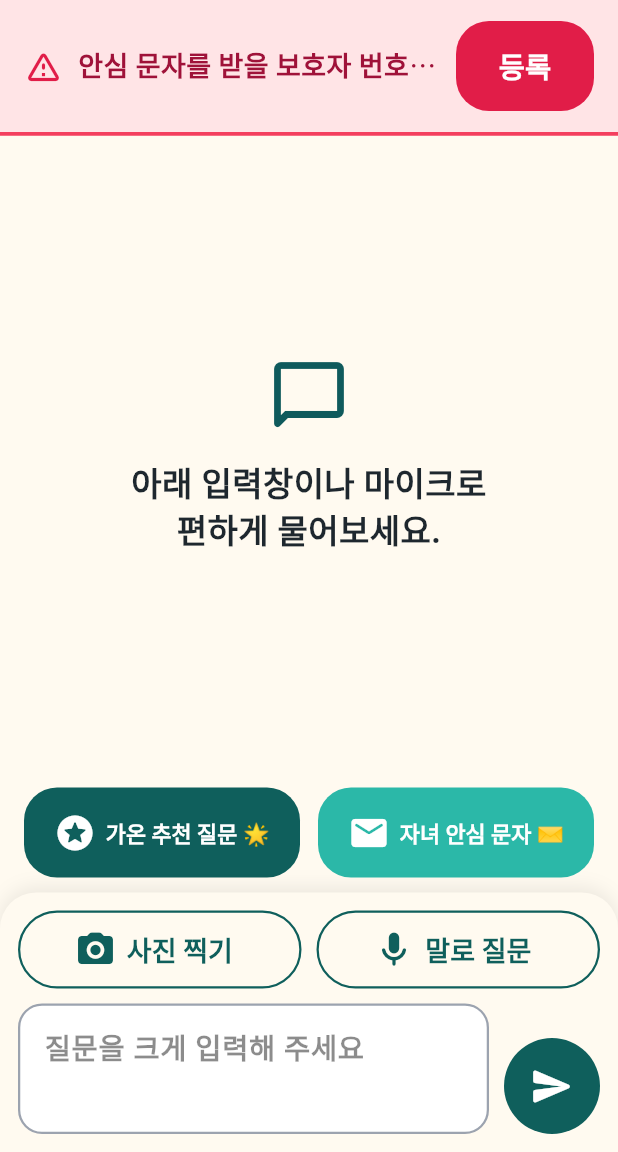
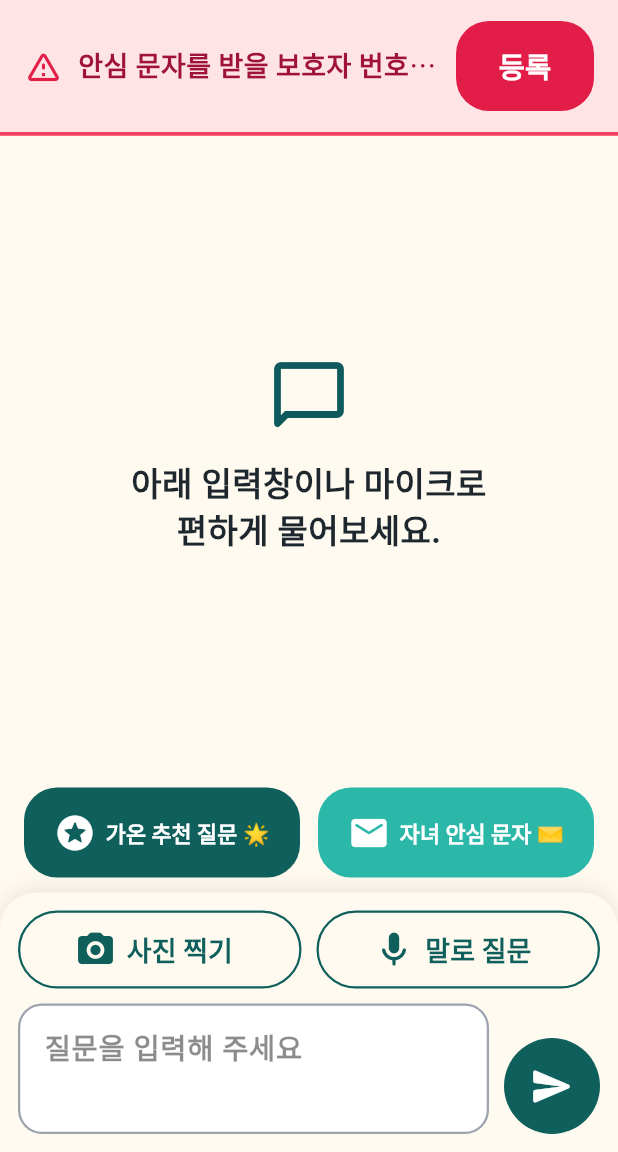
Before and after one commit to teech28ysold/gaon, a Flutter app: the screen it shows after launch, after a tap on "등록", after a tap on "직접 질문하기", on a phone screen of 412 x 824 dp, the part 84-1236 px from its top. Run offline on Flutter 3.47's test engine with Material 3 defaults, Android fonts, the phone set to English and light mode, and no system bars; our stand-ins replace flutter_animate, flutter_local_notifications, flutter_tts, geolocator, image_picker, shared_preferences and 2 more; network calls fail; Roboto replaces fonts that are missing (NanumGothic).

Commit message:
fix: simplify direct question hint

```diff
--- a/frontend/lib/main.dart
+++ b/frontend/lib/main.dart
@@ -2235,7 +2235,7 @@ class _ChatScreenState extends State<ChatScreen> {
                         height: 1.35,
                       ),
                       decoration: const InputDecoration(
-                        hintText: "질문을 크게 입력해 주세요",
+                        hintText: "질문을 입력해 주세요",
                         hintStyle: TextStyle(
                           fontSize: 19,
                           color: Colors.black45,
```
